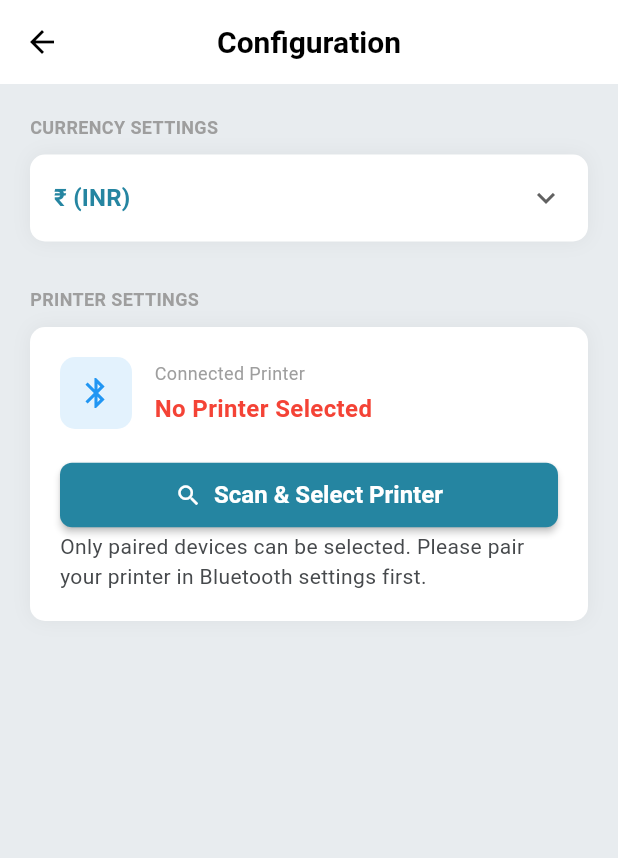
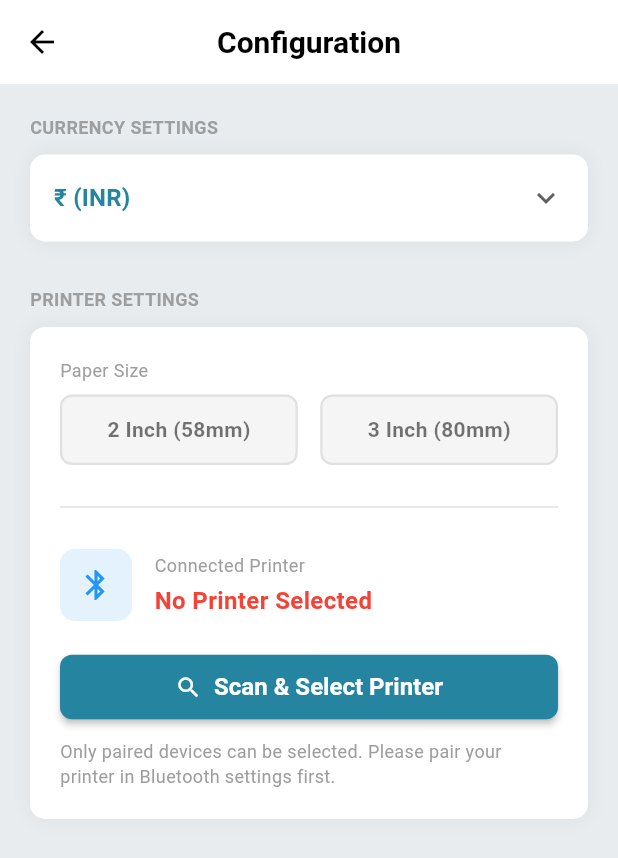
Before and after one commit to smdabdulrahman/selldroid, a Flutter app: the ConfigurePage screen opened directly, on a phone screen of 412 x 824 dp. Shown: the top 858 px of the screen. Run offline on Flutter 3.47's test engine with Material 3 defaults, Android fonts, the phone set to English and light mode, and no system bars; our stand-ins replace file_picker, fl_chart, flutter_colorpicker, image_picker, pdf and 6 more; missing offline and left inert: dart:ffi, downloadsfolder, esc_pos_utils_plus, print_bluetooth_thermal; accounts and stored records are empty.

Commit message:
added 2inch printer option

```diff
--- a/lib/helpers/database_helper.dart
+++ b/lib/helpers/database_helper.dart
@@ -182,7 +182,7 @@ class DatabaseHelper {
       'CREATE TABLE $tableExpensesList (id INTEGER PRIMARY KEY AUTOINCREMENT, expense_type TEXT)',
     );
     await db.execute(
-      'CREATE TABLE $tablePrinter (id INTEGER PRIMARY KEY AUTOINCREMENT, name TEXT)',
+      'CREATE TABLE $tablePrinter (id INTEGER PRIMARY KEY AUTOINCREMENT, name TEXT, width INTEGER)',
     );
     await db.execute(
       'CREATE TABLE $tableCurrency (id INTEGER PRIMARY KEY AUTOINCREMENT, name TEXT)',
@@ -517,9 +517,9 @@ class DatabaseHelper {
     return maps.isNotEmpty ? Printer.fromMap(maps.first) : null;
   }
 
-  Future<void> setPrinter(String name) async {
+  Future<void> setPrinter(String name, int width) async {
     Database db = await instance.database;
-    Printer newPrinter = Printer(id: 1, name: name);
+    Printer newPrinter = Printer(id: 1, name: name, width: width);
     int count = await db.update(
       tablePrinter,
       newPrinter.toMap(),
--- a/lib/models/general_models.dart
+++ b/lib/models/general_models.dart
@@ -193,10 +193,11 @@ class SupplierInfo {
 class Printer {
   int? id;
   String name;
-  Printer({this.id, required this.name});
-  Map<String, dynamic> toMap() => {'id': id, 'name': name};
+  int width;
+  Printer({this.id, required this.name, required this.width});
+  Map<String, dynamic> toMap() => {'id': id, 'name': name, 'width': width};
   factory Printer.fromMap(Map<String, dynamic> map) =>
-      Printer(id: map['id'], name: map['name']);
+      Printer(id: map['id'], name: map['name'], width: map['width']);
 }
 
 class Currency {
--- a/lib/settings/configure.dart
+++ b/lib/settings/configure.dart
@@ -17,6 +17,9 @@ class _ConfigurePageState extends State<ConfigurePage> {
   String _currentCurrency = "₹ (INR)"; // Default UI display
   String? _connectedPrinterName;
   bool _isLoading = true;
+
+  // New State for Paper Size
+  int? _paperSize; // Default to 3 inch
 
   // Global Currency List (Symbol + Name)
   final List<String> _currencyList = [
@@ -46,8 +49,6 @@ class _ConfigurePageState extends State<ConfigurePage> {
     Currency? savedCurrency = await DatabaseHelper.instance.getCurrency();
     String dbSymbol = savedCurrency?.name ?? "₹";
 
-    // Logic: Match the saved symbol (e.g., "$") to our full list item ("$ (USD)")
-    // If no match found, fallback to the first item that starts with it, or default.
     String matchedCurrency = _currencyList.firstWhere(
       (element) => element.startsWith(dbSymbol),
       orElse: () => "₹ (INR)",
@@ -56,19 +57,21 @@ class _ConfigurePageState extends State<ConfigurePage> {
     // 2. Fetch Printer using your Model
     Printer? savedPrinter = await DatabaseHelper.instance.getPrinter();
 
+    // 3. (Optional) Fetch Paper Size if you have a method for it
+    // int savedSize = await DatabaseHelper.instance.getPaperSize() ?? 2;
+
     setState(() {
       _currentCurrency = matchedCurrency;
-      _connectedPrinterName =
-          savedPrinter?.name; // Accessing .name from your model
+      _connectedPrinterName = savedPrinter?.name;
+      if (savedPrinter != null) _paperSize = savedPrinter!.width;
+
       _isLoading = false;
     });
   }
 
   // --- SAVE LOGIC ---
   Future<void> _saveCurrency(String fullString) async {
-    // We only want to save the symbol (e.g., "₹") into the DB, not "₹ (INR)"
     String symbol = fullString.split(" ")[0];
-
     await DatabaseHelper.instance.setCurrency(symbol);
 
     setState(() => _currentCurrency = fullString);
@@ -78,10 +81,25 @@ class _ConfigurePageState extends State<ConfigurePage> {
   }
 
   Future<void> _savePrinter(String name) async {
-    await DatabaseHelper.instance.setPrinter(name);
+    if (_paperSize == null) {
+      setState(() {
+        _paperSize = 3;
+      });
+    }
+    await DatabaseHelper.instance.setPrinter(name, _paperSize!);
+    setState(() => _connectedPrinterName = name);
+    Navigator.pop(context);
+  }
 
-    setState(() => _connectedPrinterName = name);
-    Navigator.pop(context); // Close dialog
+  // Helper to change paper size
+  void _selectPaperSize(int size) {
+    setState(() {
+      _paperSize = size;
+    });
+    if (_connectedPrinterName != null && _connectedPrinterName!.isNotEmpty) {
+      DatabaseHelper.instance.setPrinter(_connectedPrinterName!, _paperSize!);
+    }
+    // Add DatabaseHelper.instance.setPaperSize(size) here if needed
   }
 
   // --- UI: Scan Dialog (Simulated) ---
@@ -99,7 +117,6 @@ class _ConfigurePageState extends State<ConfigurePage> {
       builder: (context) {
         return AlertDialog(
           title: const Text("Paired Bluetooth Devices"),
-
           content: SizedBox(
             width: double.maxFinite,
             child: ListView.builder(
@@ -125,9 +142,41 @@ class _ConfigurePageState extends State<ConfigurePage> {
     );
   }
 
+  // --- WIDGET: Modern Paper Size Button ---
+  Widget _buildPaperSizeBtn(int size, String label, Color accentColor) {
+    bool isSelected = _paperSize == size;
+    return Expanded(
+      child: InkWell(
+        onTap: () => _selectPaperSize(size),
+        borderRadius: BorderRadius.circular(8),
+        child: Container(
+          padding: const EdgeInsets.symmetric(vertical: 12),
+          decoration: BoxDecoration(
+            color: isSelected ? accentColor : Colors.grey[100],
+            borderRadius: BorderRadius.circular(8),
+            border: Border.all(
+              color: isSelected ? accentColor : Colors.grey.shade300,
+              width: 1.5,
+            ),
+          ),
+          child: Center(
+            child: Text(
+              label,
+              style: TextStyle(
+                fontWeight: FontWeight.bold,
+                color: isSelected ? Colors.white : Colors.black54,
+              ),
+            ),
+          ),
+        ),
+      ),
+    );
+  }
+
   @override
   Widget build(BuildContext context) {
     final theme = context.watch<ThemeProvider>();
+
     return Scaffold(
       backgroundColor: const Color(0xFFE8ECEF),
       appBar: AppBar(
@@ -220,7 +269,36 @@ class _ConfigurePageState extends State<ConfigurePage> {
                       ],
                     ),
                     child: Column(
+                      crossAxisAlignment: CrossAxisAlignment.start,
                       children: [
+                        // --- NEW: Paper Size Selection ---
+                        const Text(
+                          "Paper Size",
+                          style: TextStyle(color: Colors.grey, fontSize: 12),
+                        ),
+                        const SizedBox(height: 8),
+                        Row(
+                          children: [
+                            _buildPaperSizeBtn(
+                              2,
+                              "2 Inch (58mm)",
+                              theme.accentColor,
+                            ),
+                            const SizedBox(width: 15),
+                            _buildPaperSizeBtn(
+                              3,
+                              "3 Inch (80mm)",
+                              theme.accentColor,
+                            ),
+                          ],
+                        ),
+
+                        const Padding(
+                          padding: EdgeInsets.symmetric(vertical: 20),
+                          child: Divider(),
+                        ),
+
+                        // --- Existing: Printer Connection ---
                         Row(
                           children: [
                             Container(
@@ -280,8 +358,10 @@ class _ConfigurePageState extends State<ConfigurePage> {
                             ),
                           ),
                         ),
-                        Text(
+                        const SizedBox(height: 10),
+                        const Text(
                           "Only paired devices can be selected. Please pair your printer in Bluetooth settings first.",
+                          style: TextStyle(fontSize: 12, color: Colors.grey),
                         ),
                       ],
                     ),
```
Also changed, not shown: lib/helpers/PdfHelper.dart (+37 -13 lines).
